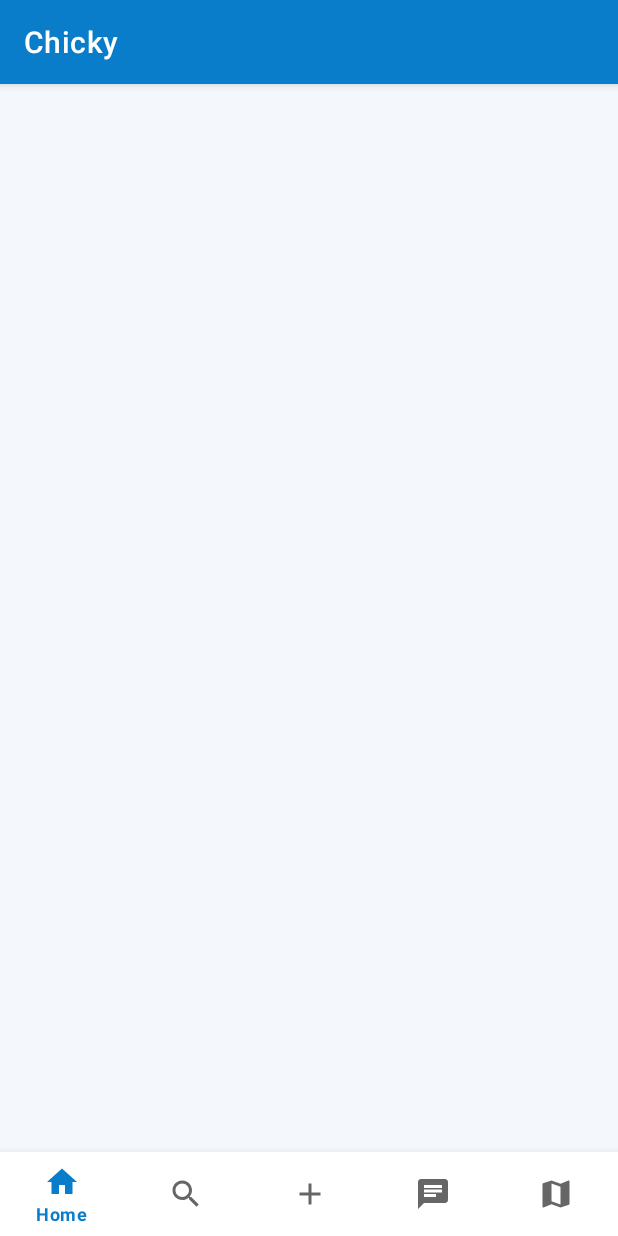
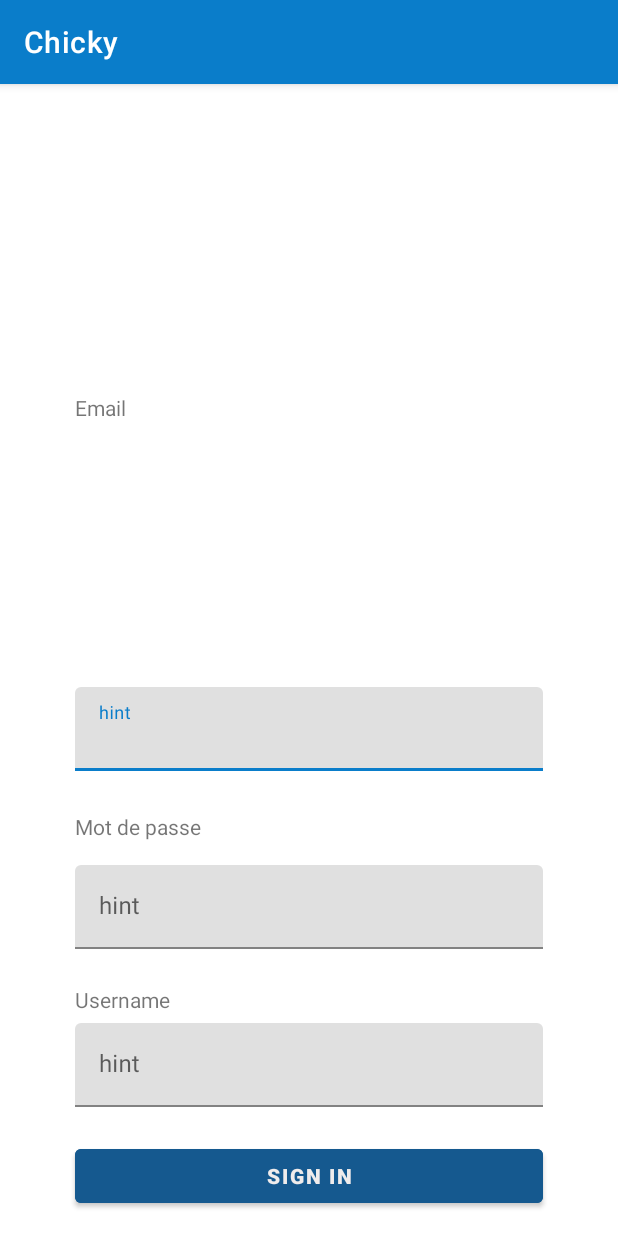
Before and after one commit to medjamel97/Chicky-android, an Android app: the screen it shows after launch (MainActivity before the commit, RegisterActivity after it), on a phone screen of 412 x 824 dp. Run offline under Robolectric (Android 15) with nearby library versions, the phone set to English and light mode, and no system bars.

Commit message:
login/register/post

```diff
--- a/app/src/main/java/tn/esprit/chicky/service/ApiService.kt
+++ b/app/src/main/java/tn/esprit/chicky/service/ApiService.kt
@@ -5,7 +5,7 @@ import retrofit2.converter.gson.GsonConverterFactory
 
 object ApiService {
 
-    private const val BASE_URL = "http://10.0.2.2:5000/"
+    private const val BASE_URL = "http://192.168.1.28:5000/"
 
     private fun retrofit(): Retrofit {
         return Retrofit.Builder()
@@ -17,4 +17,8 @@ object ApiService {
     val postService: PostService by lazy {
         retrofit().create(PostService::class.java)
     }
+
+    val userService: UserService by lazy {
+        retrofit().create(UserService::class.java)
+    }
 }
--- /dev/null
+++ b/app/src/main/java/tn/esprit/chicky/ui/activities/RegisterActivity.kt
@@ -0,0 +1,68 @@
+package tn.esprit.chicky.ui.activities
+
+import android.content.Intent
+import androidx.appcompat.app.AppCompatActivity
+import android.os.Bundle
+import android.util.Log
+import android.widget.Button
+import com.google.android.material.textfield.TextInputEditText
+import retrofit2.Call
+import retrofit2.Callback
+import retrofit2.Response
+import tn.esprit.chicky.R
+import tn.esprit.chicky.models.User
+import tn.esprit.chicky.service.ApiService
+import tn.esprit.chicky.service.UserService
+
+class RegisterActivity : AppCompatActivity() {
+
+    var usernameid: TextInputEditText? = null
+    var emailid: TextInputEditText? = null
+    var mdpid: TextInputEditText? = null
+    var btncnx: Button? = null
+
+    override fun onCreate(savedInstanceState: Bundle?) {
+        super.onCreate(savedInstanceState)
+        setContentView(R.layout.activity_register)
+
+        usernameid = findViewById(R.id.usernameid)
+        emailid = findViewById(R.id.emailid)
+        mdpid = findViewById(R.id.mdpid)
+        btncnx = findViewById(R.id.btncnx)
+
+        btncnx!!.setOnClickListener {
+            ApiService.userService.register(
+                UserService.UserBody(
+                    emailid!!.text.toString(),
+                    mdpid!!.text.toString(),
+                    usernameid!!.text.toString()
+                )
+            )
+                .enqueue(
+                    object : Callback<UserService.UserResponse> {
+                        override fun onResponse(
+                            call: Call<UserService.UserResponse>,
+                            response: Response<UserService.UserResponse>
+                        ) {
+                            if (response.code() == 200) {
+                                val intent =
+                                    Intent(this@RegisterActivity, LoginActivity::class.java)
+                                startActivity(intent)
+                                finish()
+                            } else {
+                                Log.d("HTTP ERROR", "status code is " + response.code())
+                            }
+                        }
+
+                        override fun onFailure(
+                            call: Call<UserService.UserResponse>,
+                            t: Throwable
+                        ) {
+                            Log.d("FAIL", "fail")
+                        }
+                    }
+                )
+        }
+
+    }
+}
--- a/app/src/main/java/tn/esprit/chicky/ui/activities/SplashActivity.kt
+++ b/app/src/main/java/tn/esprit/chicky/ui/activities/SplashActivity.kt
@@ -12,7 +12,7 @@ class SplashActivity : Activity() {
 
         installSplashScreen()
 
-        val intent = Intent(this@SplashActivity, MainActivity::class.java)
+        val intent = Intent(this@SplashActivity, RegisterActivity::class.java)
         startActivity(intent)
         finish()
     }
--- /dev/null
+++ b/app/src/main/res/layout/activity_register.xml
@@ -0,0 +1,121 @@
+<?xml version="1.0" encoding="utf-8"?>
+<androidx.constraintlayout.widget.ConstraintLayout xmlns:android="http://schemas.android.com/apk/res/android"
+    xmlns:app="http://schemas.android.com/apk/res-auto"
+    xmlns:tools="http://schemas.android.com/tools"
+    android:layout_width="match_parent"
+    android:layout_height="match_parent">
+
+    <ImageView
+        android:id="@+id/imageView"
+        android:layout_width="0dp"
+        android:layout_height="0dp"
+        android:layout_marginStart="4dp"
+        android:layout_marginEnd="4dp"
+        android:layout_marginBottom="25dp"
+        app:layout_constraintBottom_toTopOf="@+id/textView"
+        app:layout_constraintEnd_toEndOf="parent"
+        app:layout_constraintStart_toStartOf="parent"
+        app:layout_constraintTop_toTopOf="parent"
+        tools:srcCompat="@tools:sample/backgrounds/scenic" />
+
+    <TextView
+        android:id="@+id/textView"
+        android:layout_width="100dp"
+        android:layout_height="0dp"
+        android:layout_marginStart="46dp"
+        android:layout_marginBottom="16dp"
+        android:text="Email "
+        app:layout_constraintBottom_toTopOf="@+id/textInputLayout"
+        app:layout_constraintStart_toStartOf="@+id/imageView"
+        app:layout_constraintTop_toBottomOf="@+id/imageView" />
+
+    <com.google.android.material.textfield.TextInputLayout
+        android:id="@+id/textInputLayout"
+        android:layout_width="0dp"
+        android:layout_height="wrap_content"
+        android:layout_marginBottom="27dp"
+        app:layout_constraintBottom_toTopOf="@+id/textView6"
+        app:layout_constraintEnd_toEndOf="@+id/textInputLayout2"
+        app:layout_constraintStart_toStartOf="@+id/textView"
+        app:layout_constraintTop_toBottomOf="@+id/textView">
+
+        <com.google.android.material.textfield.TextInputEditText
+            android:id="@+id/emailid"
+            android:layout_width="match_parent"
+            android:layout_height="wrap_content"
+            android:hint="hint" />
+    </com.google.android.material.textfield.TextInputLayout>
+
+    <TextView
+        android:id="@+id/textView6"
+        android:layout_width="wrap_content"
+        android:layout_height="wrap_content"
+        android:layout_marginStart="50dp"
+        android:layout_marginBottom="16dp"
+        android:text="Mot de passe"
+        app:layout_constraintBottom_toTopOf="@+id/textInputLayout2"
+        app:layout_constraintStart_toStartOf="parent"
+        app:layout_constraintTop_toBottomOf="@+id/textInputLayout" />
+
+    <TextView
+        android:id="@+id/textView2"
+        android:layout_width="wrap_content"
+        android:layout_height="wrap_content"
+        android:layout_marginStart="50dp"
+        android:layout_marginBottom="6dp"
+        android:text="Username"
+        app:layout_constraintBottom_toTopOf="@+id/textInputLayout3"
+        app:layout_constraintStart_toStartOf="parent"
+        app:layout_constraintTop_toBottomOf="@+id/textInputLayout2" />
+
+    <com.google.android.material.textfield.TextInputLayout
+        android:id="@+id/textInputLayout2"
+        android:layout_width="0dp"
+        android:layout_height="wrap_content"
+        android:layout_marginBottom="24dp"
+        app:layout_constraintBottom_toTopOf="@+id/textView2"
+        app:layout_constraintEnd_toEndOf="@+id/textInputLayout3"
+        app:layout_constraintStart_toStartOf="@+id/textView6"
+        app:layout_constraintTop_toBottomOf="@+id/textView6">
+
+        <com.google.android.material.textfield.TextInputEditText
+            android:id="@+id/mdpid"
+            android:layout_width="match_parent"
+            android:layout_height="wrap_content"
+            android:hint="hint" />
+    </com.google.android.material.textfield.TextInputLayout>
+
+    <com.google.android.material.textfield.TextInputLayout
+        android:id="@+id/textInputLayout3"
+        android:layout_width="0dp"
+        android:layout_height="wrap_content"
+        android:layout_marginBottom="22dp"
+        app:layout_constraintBottom_toTopOf="@+id/btncnx"
+        app:layout_constraintEnd_toEndOf="@+id/btncnx"
+        app:layout_constraintStart_toStartOf="@+id/textView2"
+        app:layout_constraintTop_toBottomOf="@+id/textView2">
+
+        <com.google.android.material.textfield.TextInputEditText
+            android:id="@+id/usernameid"
+            android:layout_width="match_parent"
+            android:layout_height="wrap_content"
+            android:hint="hint" />
+    </com.google.android.material.textfield.TextInputLayout>
+
+    <Button
+        android:id="@+id/btncnx"
+        android:layout_width="0dp"
+        android:layout_height="wrap_content"
+        android:layout_marginStart="50dp"
+        android:layout_marginEnd="50dp"
+        android:layout_marginBottom="16dp"
+        android:backgroundTint="#15598F"
+        android:text="Sign In"
+        android:textColor="#EFECEC"
+        android:textStyle="bold"
+        app:layout_constraintBottom_toBottomOf="parent"
+        app:layout_constraintEnd_toEndOf="parent"
+        app:layout_constraintStart_toStartOf="parent"
+        app:layout_constraintTop_toBottomOf="@+id/textInputLayout3" />
+
+</androidx.constraintlayout.widget.ConstraintLayout>
```
Also changed, not shown: app/src/main/AndroidManifest.xml (+7 -0 lines), app/src/main/java/tn/esprit/chicky/models/User.kt (+17 -1 lines), app/src/main/java/tn/esprit/chicky/service/PostService.kt (+12 -0 lines), app/src/main/java/tn/esprit/chicky/service/UserService.kt (added, +29 -0 lines), app/src/main/java/tn/esprit/chicky/ui/activities/LoginActivity.kt (added, +64 -0 lines), app/src/main/java/tn/esprit/chicky/ui/fragments/CreateFragment.kt (+38 -6 lines), app/src/main/res/layout/activity_login.xml (added, +120 -0 lines), app/src/main/res/layout/fragment_create.xml (+31 -5 lines).
